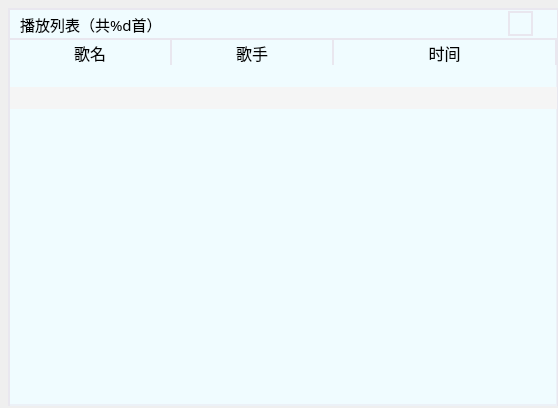
First picture: the form in ui/playListwidget.ui, repository MyEternalMoon/PyQt_mp3Player, before the edit.
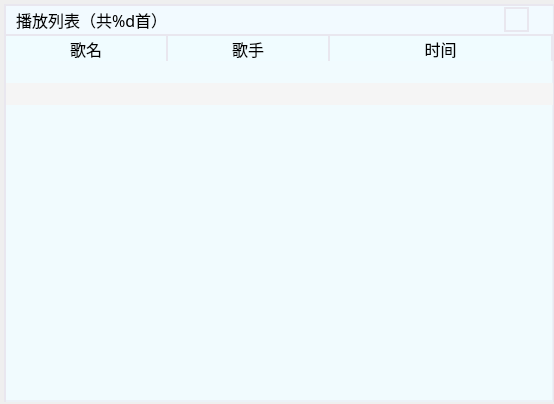
Second picture: the form after the edit. Icons and pictures are not drawn.

The edit to the form file:
```diff
--- a/ui/playListwidget.ui
+++ b/ui/playListwidget.ui
@@ -9,8 +9,8 @@
    <rect>
     <x>0</x>
     <y>0</y>
-    <width>558</width>
-    <height>408</height>
+    <width>554</width>
+    <height>404</height>
    </rect>
   </property>
   <property name="windowTitle">
@@ -19,14 +19,14 @@
   <widget class="QWidget" name="widget" native="true">
    <property name="geometry">
     <rect>
-     <x>8</x>
-     <y>8</y>
+     <x>4</x>
+     <y>4</y>
      <width>550</width>
      <height>398</height>
     </rect>
    </property>
    <property name="styleSheet">
-    <string notr="true">background-color:rgba(240, 252, 255,255);
+    <string notr="true">background-color:rgba(242, 250, 255,220);
 border-style:solid;
 	border-width:2px;
 border-color:#e9e7ef</string>
@@ -182,8 +182,8 @@
     </property>
     <property name="font">
      <font>
-      <family>微软雅黑</family>
-      <pointsize>11</pointsize>
+      <family>华文细黑</family>
+      <pointsize>12</pointsize>
      </font>
     </property>
     <property name="styleSheet">
@@ -228,8 +228,8 @@
     <rect>
      <x>0</x>
      <y>0</y>
-     <width>508</width>
-     <height>408</height>
+     <width>554</width>
+     <height>404</height>
     </rect>
    </property>
    <property name="styleSheet">
```
Left out of the diff: 16 changed lines with no effect on the pictures.
